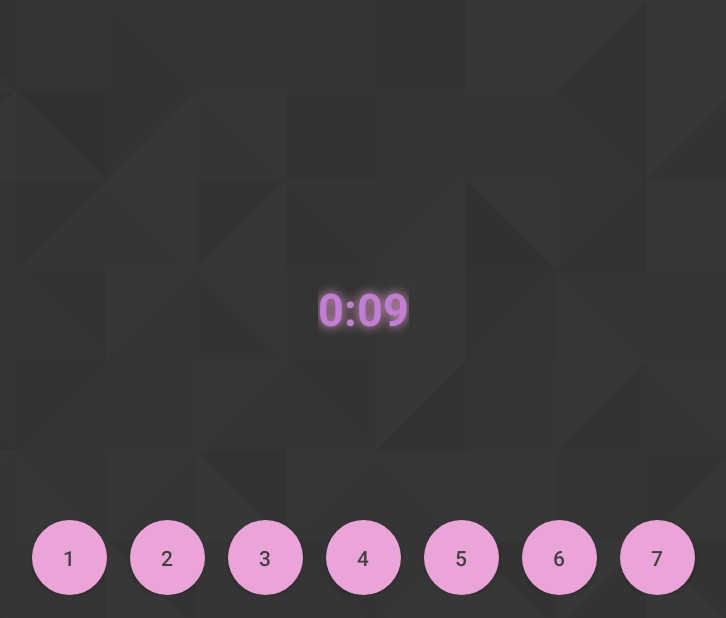
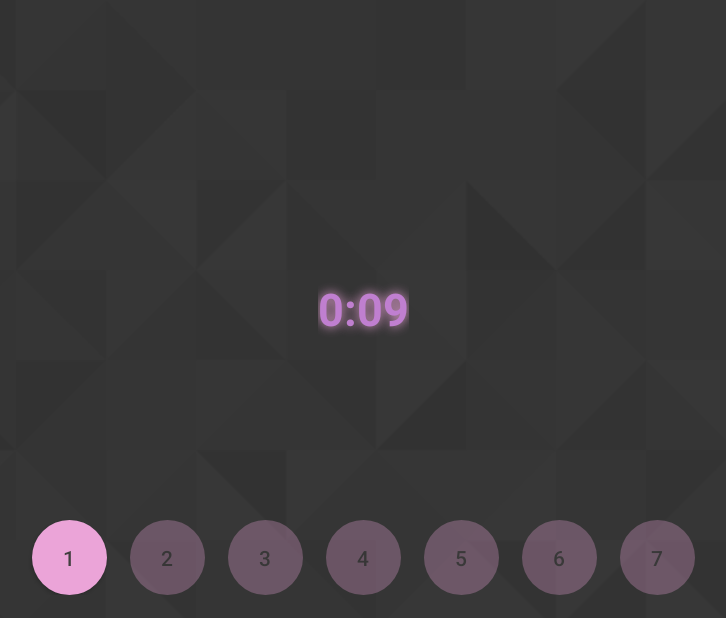
Before and after one commit to CaileenD/cs446-project, an Android app: the MainGameActivity screen opened directly, with no data from a screen before it, on a phone screen of 824 x 412 dp (held sideways). Shown: the whole screen, without its empty margins (254-980 px from the left). Run offline under Robolectric (Android 15) with nearby library versions, the light colour scheme and no system bars; network calls fail; Roboto replaces fonts that are not available here; 2 statements that could not run were skipped.

Commit message:
Made note buttons disabled depending on level difficulty selected

```diff
--- a/app/src/main/java/ca/uwaterloo/tonality/LevelSelectActivity.java
+++ b/app/src/main/java/ca/uwaterloo/tonality/LevelSelectActivity.java
@@ -50,7 +50,7 @@ public class LevelSelectActivity extends AppCompatActivity implements AdapterVie
 
     public void onLevelClick(View view) {
         String levelName = getResources().getResourceEntryName(view.getId());
-        int levelDifficulty = Integer.valueOf(levelName.substring(levelName.length()-1));
+        int levelDifficulty = Integer.valueOf(levelName.substring(levelName.length()-1)) + 1;
         String[] scaleNotes = getStringArrayResourceByName(selectedScale.replaceAll("\\s+",""));
         Intent intent = new Intent(LevelSelectActivity.this, MainGameActivity.class);
         intent.putExtra("selectedScale", selectedScale);
--- a/app/src/main/java/ca/uwaterloo/tonality/MainGameActivity.java
+++ b/app/src/main/java/ca/uwaterloo/tonality/MainGameActivity.java
@@ -45,6 +45,7 @@ public class MainGameActivity extends AppCompatActivity {
         Intent intent = this.getIntent();
         String selectedScale = intent.getStringExtra("selectedScale");
         String [] scaleNotes = intent.getStringArrayExtra("scaleNotes");
+        int levelDifficulty = intent.getIntExtra("levelDifficulty", 1);
         soundPlayer = new AudioSoundPlayer(this, selectedScale);
         popUpDialog = new Dialog(this);
         countDown = new noteCountDownTimer(10000, 1000); // 10 second timer
@@ -65,6 +66,10 @@ public class MainGameActivity extends AppCompatActivity {
             Button currentButton = findViewById(resID);
             currentButton.setOnClickListener(listener);
             currentButton.setText(scaleNotes[i]);
+            if (i+1>levelDifficulty) {
+                currentButton.setEnabled(false);
+                currentButton.setAlpha(0.3f);
+            }
             noteButtons.add(currentButton);
         }
     }
```
